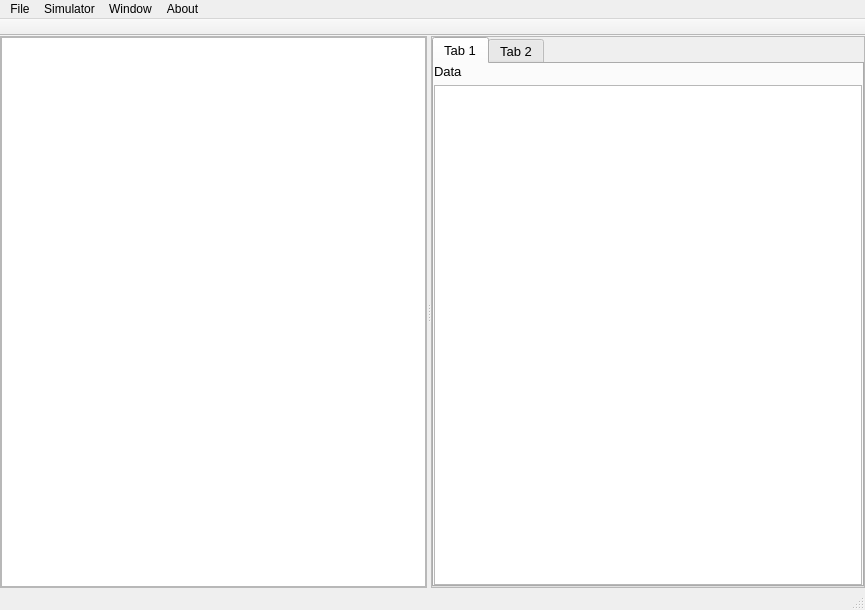
Above: mainwindow.ui from GithinGeorge2k1/CO_MIPS_SIMULATOR before the change. Below: the same form after it.
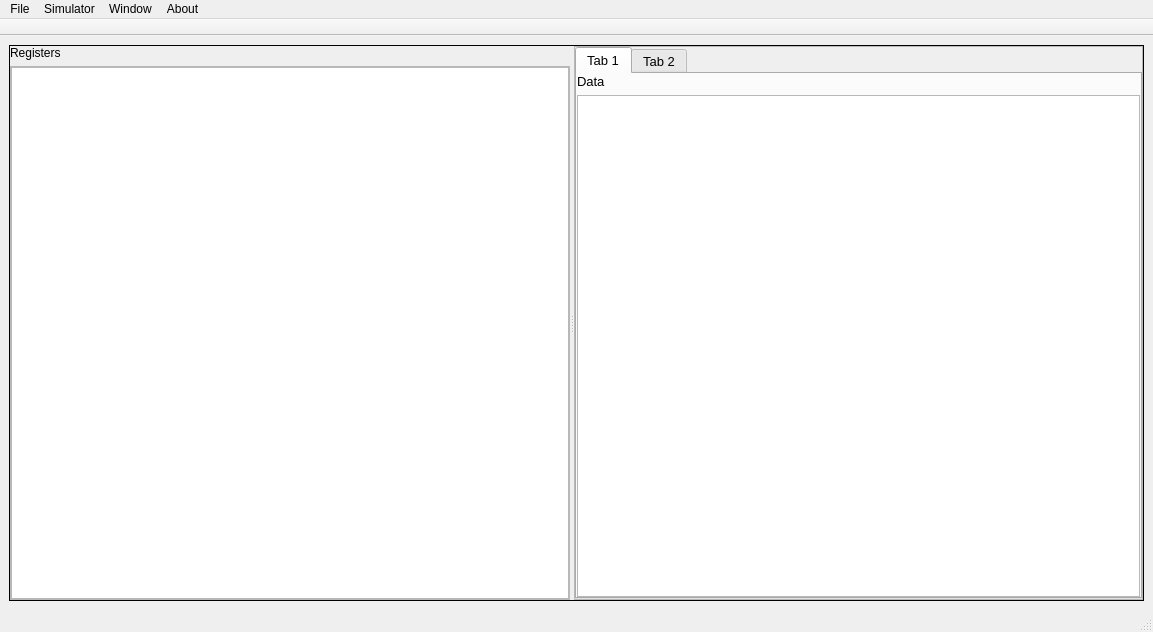
That is the form after the change.

Diff of the .ui file:
```diff
--- a/mainwindow.ui
+++ b/mainwindow.ui
@@ -6,8 +6,8 @@
    <rect>
     <x>0</x>
     <y>0</y>
-    <width>865</width>
-    <height>610</height>
+    <width>1153</width>
+    <height>632</height>
    </rect>
   </property>
   <property name="windowTitle">
@@ -18,29 +18,30 @@
   </property>
   <widget class="QWidget" name="centralwidget">
    <layout class="QHBoxLayout" name="horizontalLayout">
-    <property name="spacing">
-     <number>0</number>
-    </property>
-    <property name="leftMargin">
-     <number>0</number>
-    </property>
-    <property name="topMargin">
-     <number>0</number>
-    </property>
-    <property name="rightMargin">
-     <number>0</number>
-    </property>
-    <property name="bottomMargin">
-     <number>0</number>
-    </property>
     <item>
      <widget class="QSplitter" name="splitter">
+      <property name="frameShape">
+       <enum>QFrame::Box</enum>
+      </property>
+      <property name="frameShadow">
+       <enum>QFrame::Plain</enum>
+      </property>
       <property name="orientation">
        <enum>Qt::Horizontal</enum>
       </property>
       <property name="childrenCollapsible">
        <bool>false</bool>
       </property>
+      <widget class="QWidget" name="">
+       <layout class="QVBoxLayout" name="verticalLayout_4">
+        <item>
+         <widget class="QLabel" name="label_3">
+          <property name="text">
+           <string>Registers</string>
+          </property>
+         </widget>
+        </item>
+        <item>
       <widget class="QFrame" name="RegisterFrame">
        <property name="frameShape">
         <enum>QFrame::StyledPanel</enum>
@@ -69,6 +70,9 @@
         </item>
        </layout>
       </widget>
+        </item>
+       </layout>
+      </widget>
       <widget class="QFrame" name="OtherFrame">
        <property name="frameShape">
         <enum>QFrame::StyledPanel</enum>
@@ -182,7 +186,7 @@
     <rect>
      <x>0</x>
      <y>0</y>
-     <width>865</width>
+     <width>1153</width>
      <height>26</height>
     </rect>
    </property>
```
Lines whose indentation alone changed are shown as unchanged.
